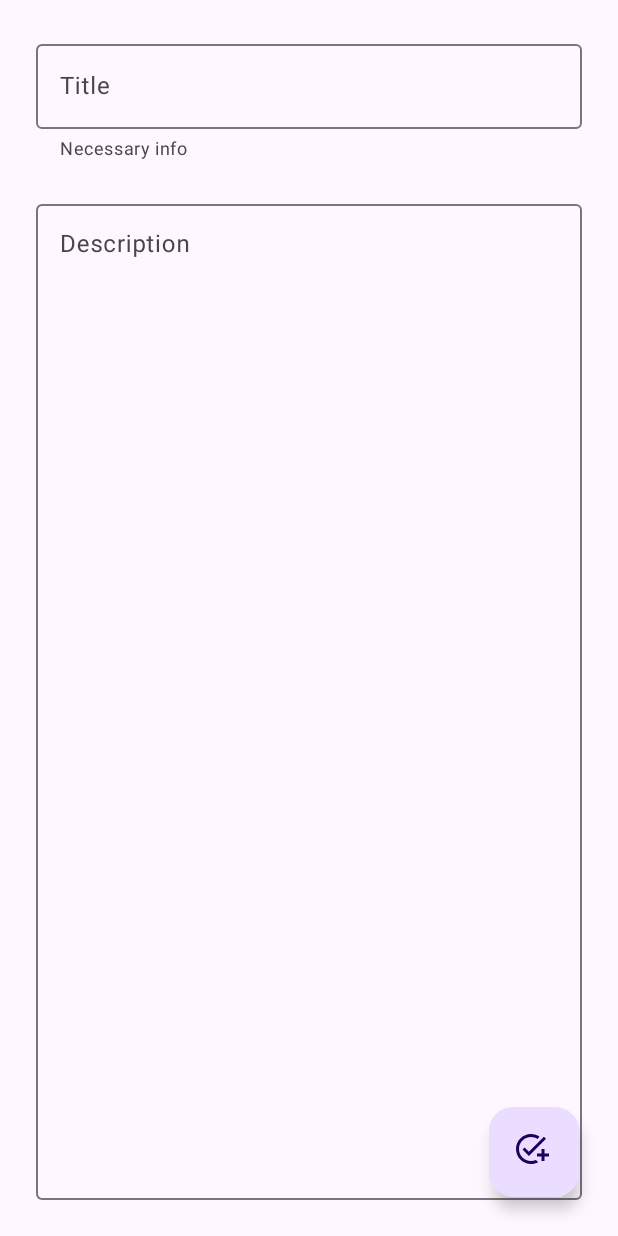
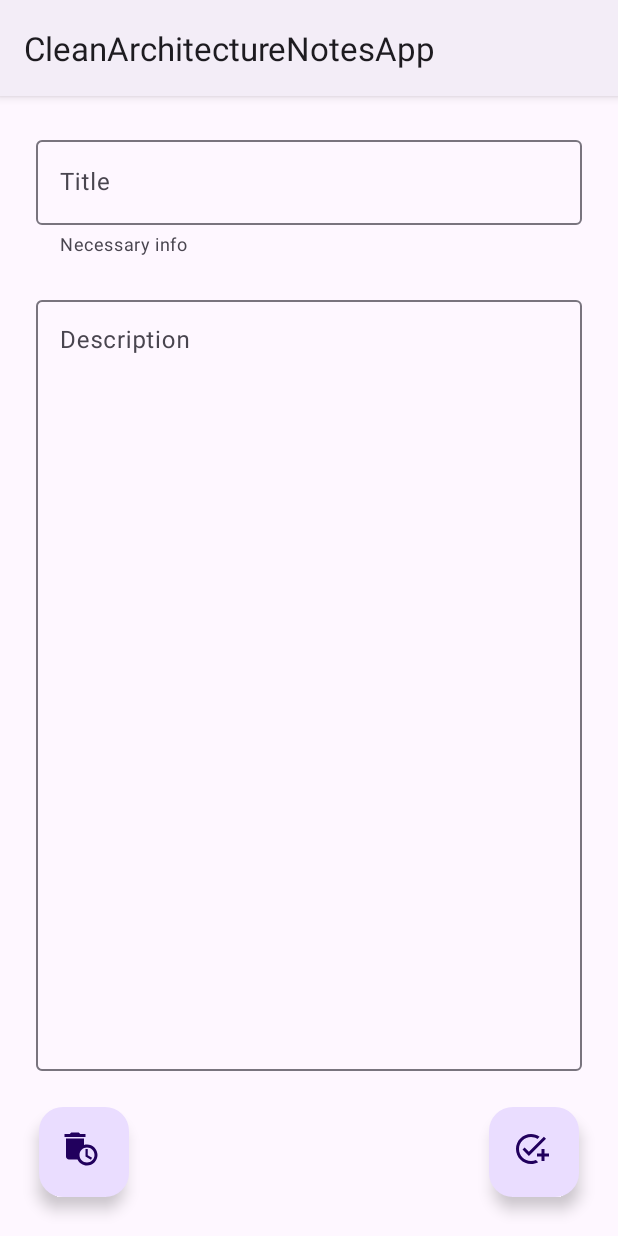
Before and after one commit to sergionaude/CleanArchitectureNotesApp, an Android app: the screen it shows after launch (MainActivity), after a tap on an icon or button, on a phone screen of 412 x 824 dp. Run offline under Robolectric (Android 15) with nearby library versions, the phone set to English and light mode, and no system bars; our stand-ins replace Room's generated code, Timber.

Commit message:
Add getNote, remove note and on click functionality

```diff
--- a/app/build.gradle.kts
+++ b/app/build.gradle.kts
@@ -96,6 +96,9 @@ dependencies {
     implementation("com.google.dagger:hilt-android:2.51.1")
     kapt("com.google.dagger:hilt-android-compiler:2.51.1")
 
+    // Timber
+    implementation("com.jakewharton.timber:timber:5.0.1")
+
     testImplementation("junit:junit:4.13.2")
     androidTestImplementation("androidx.test.ext:junit:1.2.1")
     androidTestImplementation("androidx.test.espresso:espresso-core:3.6.1")
--- a/app/src/main/java/com/sergionaude/cleanarchitecturenotesapp/framework/db/NoteEntity.kt
+++ b/app/src/main/java/com/sergionaude/cleanarchitecturenotesapp/framework/db/NoteEntity.kt
@@ -19,6 +19,7 @@ data class NoteEntity(
     companion object {
         fun fromNoteToEntity(note: Note) =
             NoteEntity(
+                id = note.id,
                 title = note.title,
                 content = note.content,
                 creationDate = note.creationTime,
--- a/app/src/main/java/com/sergionaude/cleanarchitecturenotesapp/framework/vm/NoteViewModel.kt
+++ b/app/src/main/java/com/sergionaude/cleanarchitecturenotesapp/framework/vm/NoteViewModel.kt
@@ -28,7 +28,9 @@ class NoteViewModel(
             removeNote = RemoveNote(noteRepository = noteRepository),
         )
 
-    val saved = MutableLiveData<Boolean>()
+    val saved = MutableLiveData<Boolean>(false)
+
+    val note = MutableLiveData<Note?>()
 
     init {
         saved.postValue(false)
@@ -40,4 +42,16 @@ class NoteViewModel(
             saved.postValue(true)
         }
     }
+
+    fun getNote(idNote: Long) {
+        viewModelScope.launch(Dispatchers.IO) {
+            note.postValue(useCases.getNote(id = idNote))
+        }
+    }
+
+    fun removeNote(noteValue: Note) {
+        viewModelScope.launch(Dispatchers.IO) {
+            useCases.removeNote(note = noteValue)
+        }
+    }
 }
--- /dev/null
+++ b/app/src/main/java/com/sergionaude/cleanarchitecturenotesapp/presentation/recycler/ListAction.kt
@@ -0,0 +1,5 @@
+package com.sergionaude.cleanarchitecturenotesapp.presentation.recycler
+
+interface ListAction {
+    fun onClick(id: Long)
+}
--- a/app/src/main/java/com/sergionaude/cleanarchitecturenotesapp/presentation/recycler/NoteListAdapter.kt
+++ b/app/src/main/java/com/sergionaude/cleanarchitecturenotesapp/presentation/recycler/NoteListAdapter.kt
@@ -8,8 +8,9 @@ import com.sergionaude.core.data.Note
 
 class NoteListAdapter(
     private var noteList: MutableList<Note>,
+    private val listAction: ListAction,
 ) : RecyclerView.Adapter<NoteViewHolder>() {
-    fun updateNotes(newNotes: List<Note>)  {
+    fun updateNotes(newNotes: List<Note>) {
         noteList.clear()
         noteList.addAll(newNotes)
         notifyDataSetChanged()
@@ -21,6 +22,7 @@ class NoteListAdapter(
     ): NoteViewHolder =
         NoteViewHolder(
             LayoutInflater.from(parent.context).inflate(R.layout.note_item, parent, false),
+            listAction,
         )
 
     override fun getItemCount(): Int = noteList.size
--- a/app/src/main/java/com/sergionaude/cleanarchitecturenotesapp/presentation/ui/fragments/ListFragment.kt
+++ b/app/src/main/java/com/sergionaude/cleanarchitecturenotesapp/presentation/ui/fragments/ListFragment.kt
@@ -6,17 +6,19 @@ import android.view.View
 import android.view.ViewGroup
 import androidx.fragment.app.Fragment
 import androidx.fragment.app.viewModels
-import androidx.navigation.fragment.findNavController
+import androidx.navigation.Navigation
 import androidx.recyclerview.widget.LinearLayoutManager
-import com.sergionaude.cleanarchitecturenotesapp.R
 import com.sergionaude.cleanarchitecturenotesapp.databinding.FragmentListBinding
 import com.sergionaude.cleanarchitecturenotesapp.framework.vm.ListViewModel
+import com.sergionaude.cleanarchitecturenotesapp.presentation.recycler.ListAction
 import com.sergionaude.cleanarchitecturenotesapp.presentation.recycler.NoteListAdapter
 
-class ListFragment : Fragment() {
+class ListFragment :
+    Fragment(),
+    ListAction {
     private val viewModel: ListViewModel by viewModels()
     private var binding: FragmentListBinding? = null
-    private var noteListAdapter = NoteListAdapter(mutableListOf())
+    private var noteListAdapter = NoteListAdapter(noteList = mutableListOf(), listAction = this)
 
     override fun onCreateView(
         inflater: LayoutInflater,
@@ -24,7 +26,6 @@ class ListFragment : Fragment() {
         savedInstanceState: Bundle?,
     ): View? {
         binding = FragmentListBinding.inflate(layoutInflater)
-
         return binding?.root
     }
 
@@ -34,19 +35,26 @@ class ListFragment : Fragment() {
     ) {
         super.onViewCreated(view, savedInstanceState)
         binding?.notesAddBtn?.setOnClickListener {
-            findNavController().navigate(R.id.actionGoToNote)
+            goToNoteDetails()
         }
         binding?.notesList?.apply {
             adapter = noteListAdapter
             layoutManager = LinearLayoutManager(context)
         }
+        initObserver()
+    }
+
+    override fun onResume() {
+        super.onResume()
         viewModel.getAllNotes()
-        initObserver()
     }
 
     private fun initObserver() {
         viewModel.notesList.observe(viewLifecycleOwner) { notes ->
-            if (!notes.isNullOrEmpty()) {
+            println(
+                "${notes.size}",
+            )
+            if (notes.isNotEmpty()) {
                 binding?.notesProgressBar?.visibility = View.GONE
                 binding?.notesList?.visibility = View.VISIBLE
                 noteListAdapter.updateNotes(
@@ -54,7 +62,23 @@ class ListFragment : Fragment() {
                         it.updatedTime
                     },
                 )
+            } else {
+                binding?.apply {
+                    notesProgressBar.visibility = View.VISIBLE
+                    notesList.visibility = View.GONE
+                }
             }
         }
     }
+
+    private fun goToNoteDetails(idNote: Long = 0L) {
+        val action = ListFragmentDirections.actionGoToNote(idNote)
+        binding?.notesList?.let {
+            Navigation.findNavController(it).navigate(action)
+        }
+    }
+
+    override fun onClick(id: Long) {
+        goToNoteDetails(idNote = id)
+    }
 }
--- a/app/src/main/java/com/sergionaude/cleanarchitecturenotesapp/presentation/ui/fragments/NoteFragment.kt
+++ b/app/src/main/java/com/sergionaude/cleanarchitecturenotesapp/presentation/ui/fragments/NoteFragment.kt
@@ -1,6 +1,7 @@
 package com.sergionaude.cleanarchitecturenotesapp.presentation.ui.fragments
 
 import android.os.Bundle
+import android.util.Log
 import android.view.LayoutInflater
 import android.view.View
 import android.view.ViewGroup
@@ -12,12 +13,22 @@ import com.google.android.material.textfield.TextInputEditText
 import com.sergionaude.cleanarchitecturenotesapp.databinding.FragmentNoteBinding
 import com.sergionaude.cleanarchitecturenotesapp.framework.vm.NoteViewModel
 import com.sergionaude.core.data.Note
+import timber.log.Timber
 
 class NoteFragment : Fragment() {
     private val viewModel: NoteViewModel by viewModels()
     private var binding: FragmentNoteBinding? = null
     private lateinit var title: TextInputEditText
     private lateinit var description: TextInputEditText
+    private var currentNote =
+        Note(
+            id = 0L,
+            title = "",
+            content = "",
+            creationTime = 0L,
+            updatedTime = 0L,
+        )
+    private var noteId = 0L
 
     override fun onCreateView(
         inflater: LayoutInflater,
@@ -25,6 +36,9 @@ class NoteFragment : Fragment() {
         savedInstanceState: Bundle?,
     ): View {
         binding = FragmentNoteBinding.inflate(layoutInflater)
+        arguments?.let {
+            noteId = NoteFragmentArgs.fromBundle(it).id
+        }
         return binding!!.root
     }
 
@@ -32,38 +46,64 @@ class NoteFragment : Fragment() {
         view: View,
         savedInstanceState: Bundle?,
     ) {
-        initObserver()
         title = binding!!.noteTitle
         description = binding!!.noteContent
-        binding?.noteBtnSave?.setOnClickListener {
-            if (dataValidation()) {
-                val time = System.currentTimeMillis()
-                val currentNote =
-                    Note(
-                        id = 0L,
-                        title = binding?.noteContent?.text?.toString()!!,
-                        content = binding?.noteContent?.text?.toString()!!,
-                        creationTime = time,
-                        updatedTime = time,
-                    )
-                viewModel.saveNote(note = currentNote)
-            } else {
-                Toast.makeText(context, "Fill out all the fields", Toast.LENGTH_SHORT).show()
-            }
+
+        initObserver()
+        userIntents()
+
+        if (noteId != 0L) {
+            viewModel.getNote(noteId)
+            Timber.d("IdNote is not null and have call to viewmodel")
         }
+
         super.onViewCreated(view, savedInstanceState)
     }
 
     private fun dataValidation(): Boolean = !(title.text?.isEmpty() == true || description.text?.isEmpty() == true)
 
     private fun initObserver() {
-        viewModel.saved.observe(viewLifecycleOwner) {
-            if (it) {
-                Toast.makeText(context, "Data saved", Toast.LENGTH_SHORT).show()
-                findNavController().popBackStack()
-            } else {
-                Toast.makeText(context, "The note was not saved", Toast.LENGTH_SHORT).show()
+        viewModel.run {
+            saved.observe(viewLifecycleOwner) { isSaved ->
+                if (isSaved) {
+                    Toast.makeText(context, "Data saved", Toast.LENGTH_SHORT).show()
+                    findNavController().popBackStack()
+                }
+            }
+            note.observe(viewLifecycleOwner) { noteValue ->
+                if (noteValue != null) {
+                    currentNote = noteValue
+                    title.setText(noteValue.title)
+                    description.setText(noteValue.content)
+                    Timber.d("It was loaded a note successfully")
+                }
             }
         }
     }
+
+    private fun userIntents() {
+        binding?.noteBtnSave?.setOnClickListener {
+            if (dataValidation()) {
+                val time = System.currentTimeMillis()
+                currentNote.apply {
+                    title = binding?.noteTitle?.text?.toString()!!
+                    content = binding?.noteContent?.text?.toString()!!
+                    if (currentNote.creationTime == 0L) {
+                        creationTime = time
+                    }
+                    updatedTime = time
+                }
+                viewModel.saveNote(note = currentNote)
+            } else {
+                Toast.makeText(context, "Fill out all the fields", Toast.LENGTH_SHORT).show()
+            }
+        }
+
+        binding?.noteBtnDelete?.setOnClickListener {
+            Log.e("TAG", "$currentNote")
+            viewModel.removeNote(noteValue = currentNote)
+            Timber.d("User is trying to remove note")
+            findNavController().popBackStack()
+        }
+    }
 }
--- /dev/null
+++ b/app/src/main/res/drawable/ic_delete.xml
@@ -0,0 +1,7 @@
+<vector android:height="24dp" android:tint="#FFFFFF"
+    android:viewportHeight="24" android:viewportWidth="24"
+    android:width="24dp" xmlns:android="http://schemas.android.com/apk/res/android">
+    <path android:fillColor="@android:color/white" android:pathData="M15,2l-3.5,0l-1,-1l-5,0l-1,1l-3.5,0l0,2l14,0z"/>
+    <path android:fillColor="@android:color/white" android:pathData="M16,9c-0.7,0 -1.37,0.1 -2,0.29V5H2v12c0,1.1 0.9,2 2,2h5.68c1.12,2.36 3.53,4 6.32,4c3.87,0 7,-3.13 7,-7C23,12.13 19.87,9 16,9zM16,21c-2.76,0 -5,-2.24 -5,-5s2.24,-5 5,-5s5,2.24 5,5S18.76,21 16,21z"/>
+    <path android:fillColor="@android:color/white" android:pathData="M16.5,12l-1.5,0l0,5l3.6,2.1l0.8,-1.2l-2.9,-1.7z"/>
+</vector>
--- a/app/src/main/res/layout/fragment_list.xml
+++ b/app/src/main/res/layout/fragment_list.xml
@@ -3,6 +3,7 @@
     xmlns:android="http://schemas.android.com/apk/res/android"
     xmlns:app="http://schemas.android.com/apk/res-auto"
     xmlns:tools="http://schemas.android.com/tools"
+    android:id="@+id/notes_list_layout"
     android:layout_width="match_parent"
     android:layout_height="match_parent"
     tools:context=".presentation.ui.fragments.ListFragment">
@@ -11,6 +12,7 @@
         android:id="@+id/notes_list"
         android:layout_width="match_parent"
         android:layout_height="match_parent"
+        android:visibility="gone"
         app:layout_constraintBottom_toBottomOf="parent"
         app:layout_constraintEnd_toEndOf="parent"
         app:layout_constraintStart_toStartOf="parent"
--- a/app/src/main/res/layout/fragment_note.xml
+++ b/app/src/main/res/layout/fragment_note.xml
@@ -34,7 +34,7 @@
         android:layout_height="0dp"
         android:layout_margin="24dp"
         android:hint="Description"
-        app:layout_constraintBottom_toBottomOf="parent"
+        app:layout_constraintBottom_toTopOf="@id/note_btn_delete"
         app:layout_constraintEnd_toEndOf="parent"
         app:layout_constraintStart_toStartOf="parent"
         app:layout_constraintTop_toBottomOf="@+id/note_title_layout">
@@ -60,4 +60,15 @@
         app:layout_constraintBottom_toBottomOf="parent"
         app:layout_constraintEnd_toEndOf="parent" />
 
+    <com.google.android.material.floatingactionbutton.FloatingActionButton
+        android:id="@+id/note_btn_delete"
+        android:layout_width="60dp"
+        android:layout_height="60dp"
+        android:layout_margin="26dp"
+        android:focusable="true"
+        android:clickable="true"
+        android:src="@drawable/ic_delete"
+        app:layout_constraintBottom_toBottomOf="parent"
+        app:layout_constraintStart_toStartOf="parent" />
+
 </androidx.constraintlayout.widget.ConstraintLayout>
--- a/app/src/main/res/navigation/nav_graph.xml
+++ b/app/src/main/res/navigation/nav_graph.xml
@@ -20,8 +20,7 @@
         android:label="fragment_note"
         tools:layout="@layout/fragment_note" >
         <argument
-            android:name="noteId"
-            app:argType="long"
-            android:defaultValue="0L" />
+            android:name="id"
+            app:argType="long" />
     </fragment>
 </navigation>
--- a/app/src/main/res/values/themes.xml
+++ b/app/src/main/res/values/themes.xml
@@ -1,6 +1,6 @@
 <resources xmlns:tools="http://schemas.android.com/tools">
     <!-- Base application theme. -->
-    <style name="Base.Theme.CleanArchitectureNotesApp" parent="Theme.Material3.DayNight.NoActionBar">
+    <style name="Base.Theme.CleanArchitectureNotesApp" parent="Theme.Material3.DayNight">
 
     </style>
 
--- a/build.gradle.kts
+++ b/build.gradle.kts
@@ -8,6 +8,7 @@ plugins {
 
 buildscript {
     repositories {
+        mavenCentral()
         google()
     }
     dependencies {
--- a/core/src/main/java/com/sergionaude/core/data/Note.kt
+++ b/core/src/main/java/com/sergionaude/core/data/Note.kt
@@ -1,9 +1,9 @@
 package com.sergionaude.core.data
 
 data class Note(
-    val id: Long = 0,
-    val title: String,
-    val content: String,
-    val creationTime: Long,
-    val updatedTime: Long,
+    var id: Long = 0,
+    var title: String,
+    var content: String,
+    var creationTime: Long,
+    var updatedTime: Long,
 )
```
Also changed, not shown: app/src/main/java/com/sergionaude/cleanarchitecturenotesapp/presentation/recycler/NoteViewHolder.kt (+6 -1 lines).
